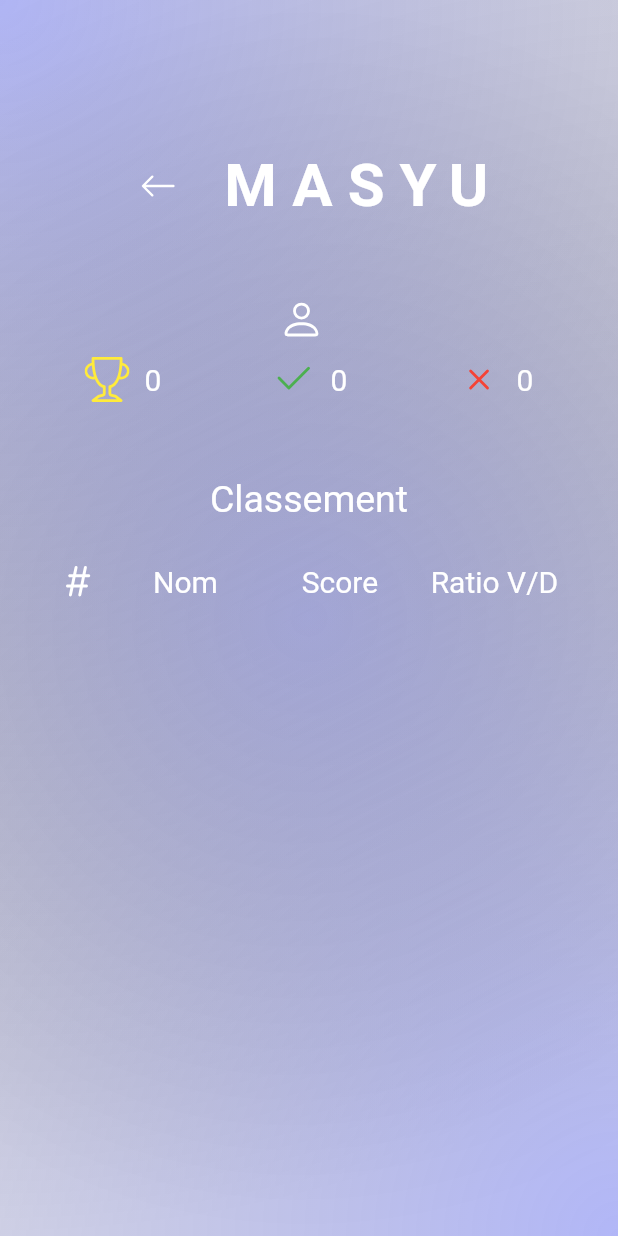
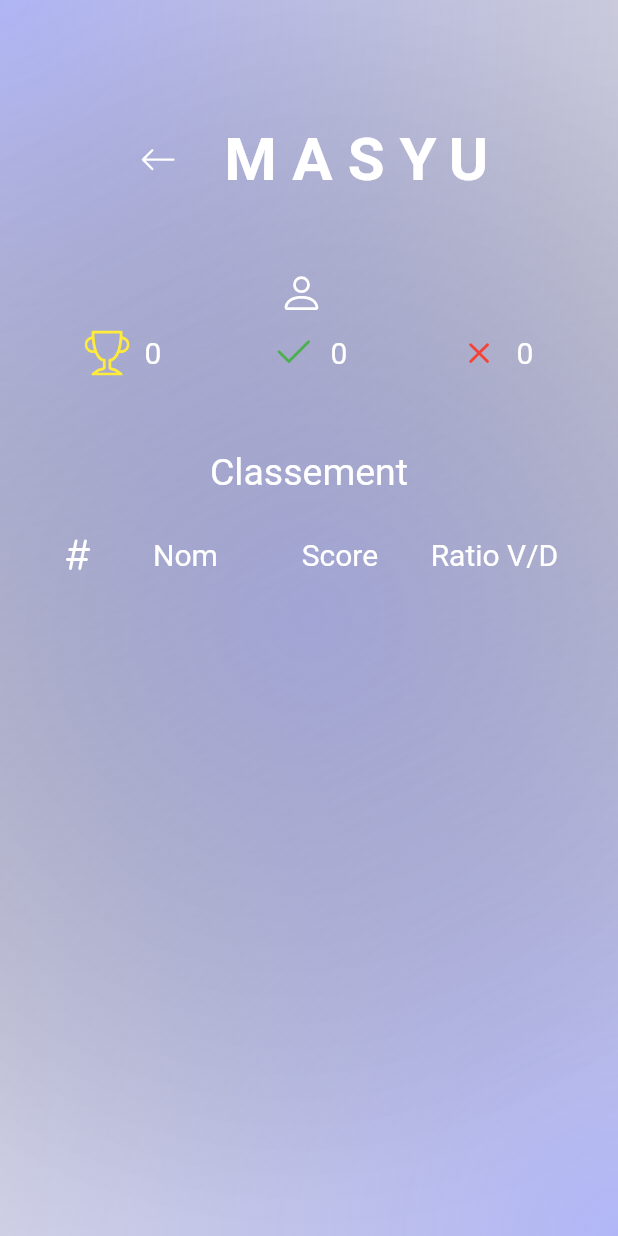
Before and after one commit to UnboringCompany/MasyuApp, a Flutter app: the ClassementPage screen opened by its route, on a phone screen of 412 x 824 dp. Run offline on Flutter 3.47's test engine with Material 2 defaults, Android fonts, the phone set to English and light mode, and no system bars; our stand-ins replace bootstrap_icons, cloud_firestore, confetti, device_info_plus, firebase_core, get and 2 more; missing offline and left inert: flutter_volume_controller; accounts and stored records are empty.

Commit message:
Fix: Responsive titre classement

```diff
--- a/lib/classement.dart
+++ b/lib/classement.dart
@@ -85,7 +85,7 @@ class _ClassementPageState extends State<ClassementPage> {
   Widget build(BuildContext context) {
     return CoreWidget(
         child: Column(children: [
-      const SizedBox(height: 100),
+      SizedBox(height: 0.1 * MediaQuery.of(context).size.height),
       Row(mainAxisAlignment: MainAxisAlignment.center, children: [
         IconButton(
             onPressed: seeHomePage,
```
